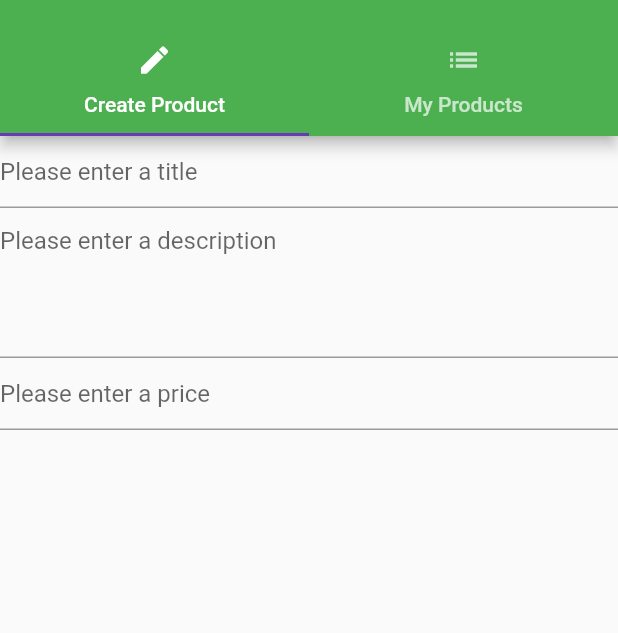
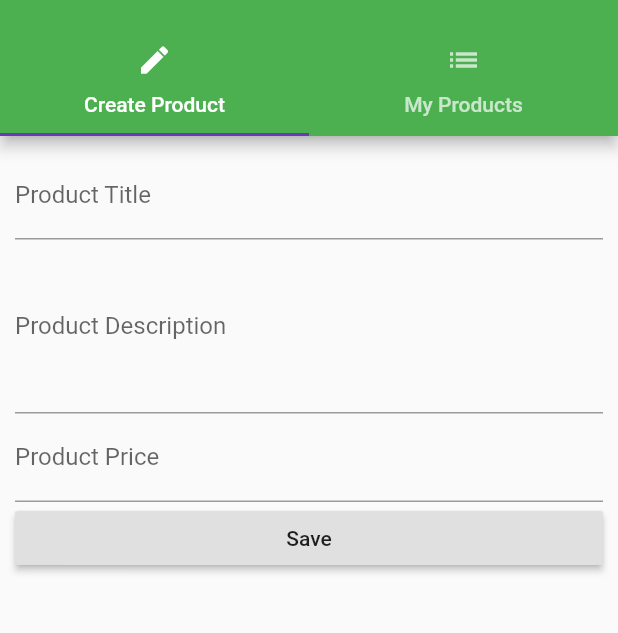
Before and after one commit to aosepulveda/flutter_course, a Flutter app: the ProductsAdminPage screen opened by its route, on a phone screen of 412 x 824 dp, the part 59-692 px from its top. Run offline on Flutter 3.47's test engine with Material 2 defaults, Android fonts, the phone set to English and light mode, and no system bars.

Commit message:
add button for create a product

```diff
--- a/lib/pages/product_create.dart
+++ b/lib/pages/product_create.dart
@@ -14,12 +14,13 @@ class _ProductCreatePageState extends State<ProductCreatePage> {
 
   @override
   Widget build(BuildContext context) {
-    return Column(
+    return Container(
+      margin: EdgeInsets.all(10.0),
+      child: ListView(
         children: <Widget>[
           TextField(
             decoration: InputDecoration(
-            hintText: 'Please enter a title'
-          ),
+                labelText: 'Product Title', hintText: 'Please enter a title'),
             onChanged: (String value) {
               setState(() {
                 titleValue = value;
@@ -27,9 +28,7 @@ class _ProductCreatePageState extends State<ProductCreatePage> {
             },
           ),
           TextField(
-          decoration: InputDecoration(
-            hintText: 'Please enter a description'
-          ),
+            decoration: InputDecoration(labelText: 'Product Description', hintText: 'Please enter a description'),
             maxLines: 4,
             keyboardType: TextInputType.multiline,
             onChanged: (String value) {
@@ -39,9 +38,7 @@ class _ProductCreatePageState extends State<ProductCreatePage> {
             },
           ),
           TextField(
-          decoration: InputDecoration(
-            hintText: 'Please enter a price'
-          ),
+            decoration: InputDecoration(labelText: 'Product Price', hintText: 'Please enter a price'),
             keyboardType: TextInputType.number,
             onChanged: (String value) {
               setState(() {
@@ -49,7 +46,11 @@ class _ProductCreatePageState extends State<ProductCreatePage> {
               });
             },
           ),
+          RaisedButton(child: Text('Save'), onPressed: () {
+
+          },)
         ],
+      ),
     );
   }
 }
```
Lines whose indentation alone changed are shown as unchanged.
